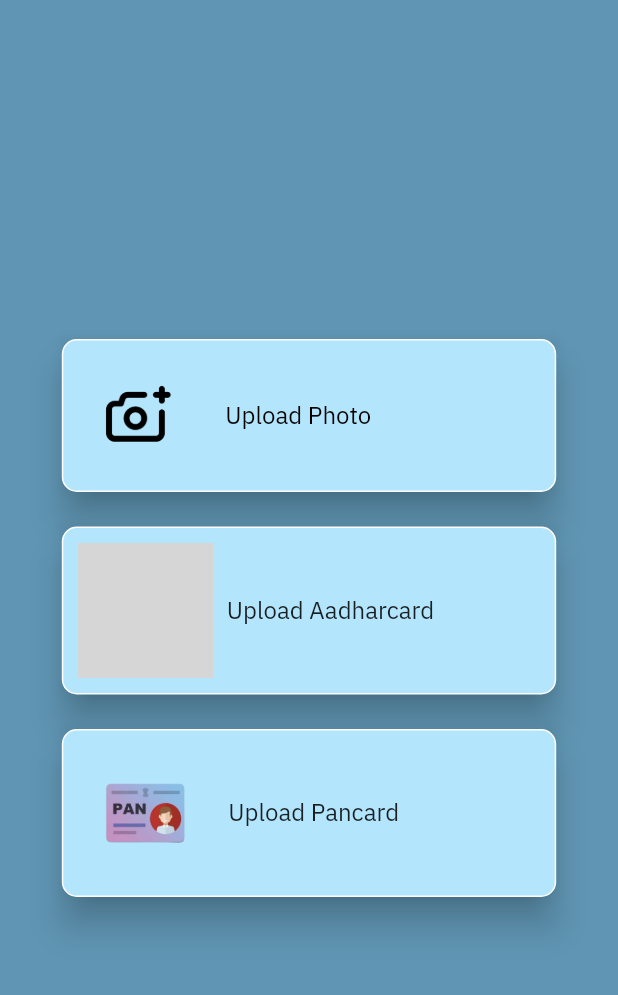
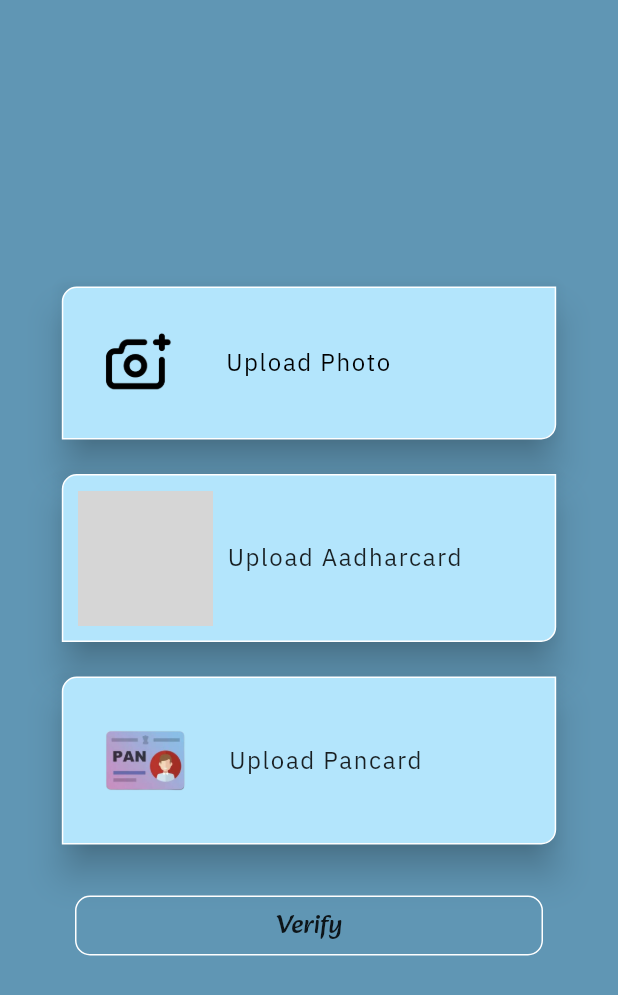
Before and after one commit to theshubh007/djcsi_code-smasher, a Flutter app: the HomePage screen opened directly, on a phone screen of 412 x 824 dp. Shown: the top 995 px of the screen. Run offline on Flutter 3.47's test engine with Material 2 defaults, Android fonts, the light colour scheme and no system bars; our stand-ins replace action_slider, cloud_firestore, firebase_auth, firebase_core, google_sign_in, image_picker and 3 more; missing offline and left inert: dart:ffi; accounts and stored records are empty; network calls fail; grey boxes are pictures that could not be loaded.

Commit message:
Add verify button

```diff
--- a/lib/screen/home_page.dart
+++ b/lib/screen/home_page.dart
@@ -1,4 +1,5 @@
 import 'dart:ffi';
+import 'dart:io';
 import 'package:flutter/material.dart';
 import 'package:image_picker/image_picker.dart';
 import 'package:permission_handler/permission_handler.dart';
@@ -11,6 +12,41 @@ class HomePage extends StatefulWidget {
 }
 
 class _HomePageState extends State<HomePage> {
+  final formKey = GlobalKey<FormState>();
+
+  final TextEditingController _nameController = TextEditingController();
+  final TextEditingController _adharController = TextEditingController();
+  final TextEditingController _experienceController = TextEditingController();
+  final TextEditingController _experticeController = TextEditingController();
+  final TextEditingController _pancardController = TextEditingController();
+
+  File? img;
+  final ImagePicker _picker = ImagePicker();
+  Future imgFromGallery() async {
+    await Permission.photos.request();
+    var permissionstatus = await Permission.photos.status;
+
+    if (permissionstatus.isGranted) {
+      final pickedFile = await _picker.pickImage(source: ImageSource.gallery);
+      setState(() {
+        if (pickedFile != null) {
+          img = File(pickedFile.path);
+        } else {
+          print('No image selected.');
+        }
+      });
+    } else {
+      print('Grant Permission and try again');
+    }
+  }
+
+  void clearcontroller() {
+    _nameController.clear();
+    _adharController.clear();
+    _experienceController.clear();
+    _experticeController.clear();
+    _pancardController.clear();
+  }
   @override
   final ImagePicker picker = ImagePicker();
   Widget build(BuildContext context) {
@@ -19,6 +55,8 @@ class _HomePageState extends State<HomePage> {
       backgroundColor: Color(0xff6096B4),
       body: SafeArea(
         child: Center(
+          child: SingleChildScrollView(
+            scrollDirection: Axis.vertical,
             child: Column(
               mainAxisAlignment: MainAxisAlignment.center,
               children: [
@@ -36,7 +74,7 @@ class _HomePageState extends State<HomePage> {
                         padding: EdgeInsets.all(10),
                         decoration: BoxDecoration(
                             color: Colors.lightBlue.shade100,
-                          borderRadius: BorderRadius.all(Radius.circular(10)),
+                            borderRadius: BorderRadius.only(topLeft :Radius.circular(10), bottomRight: Radius.circular(10)),
                             border: Border.all(color: Colors.white)
                         ),
                         child: Row(
@@ -44,7 +82,7 @@ class _HomePageState extends State<HomePage> {
                           children: [
                             Image.asset("assets/addPhoto.png", height: 80, color: Colors.black,),
                             SizedBox(width: 18,),
-                          Text("Upload Photo", style: TextStyle(fontSize: 16, color: Colors.black, fontFamily: "Anuphan"),),
+                            Text("Upload Photo", style: TextStyle(fontSize: 16, color: Colors.black, fontFamily: "Anuphan",  letterSpacing: 1.1),),
                           ],
                         )
                     ),
@@ -68,7 +106,7 @@ class _HomePageState extends State<HomePage> {
                         padding: EdgeInsets.all(10),
                         decoration: BoxDecoration(
                             color: Colors.lightBlue.shade100,
-                        borderRadius: BorderRadius.all(Radius.circular(10)),
+                          borderRadius: BorderRadius.only(topLeft :Radius.circular(10), bottomRight: Radius.circular(10)),
                           border: Border.all(color: Colors.white)
                         ),
                         child: Row(
@@ -76,7 +114,7 @@ class _HomePageState extends State<HomePage> {
                           children: [
                             Image.asset("assets/aadharCard.png", height: 90),
                             SizedBox(width: 9,),
-                          Text("Upload Aadharcard ", style: TextStyle(fontSize: 16, fontFamily: "Anuphan"),),
+                            Text("Upload Aadharcard ", style: TextStyle(fontSize: 16, fontFamily: "Anuphan",  letterSpacing: 1.1),),
                           ],
                         )
                     ),
@@ -100,7 +138,7 @@ class _HomePageState extends State<HomePage> {
                       padding: EdgeInsets.all(10),
                       decoration: BoxDecoration(
                           color: Colors.lightBlue.shade100,
-                      borderRadius: BorderRadius.all(Radius.circular(10)),
+                        borderRadius: BorderRadius.only(topLeft :Radius.circular(10), bottomRight: Radius.circular(10)),
                           border: Border.all(color: Colors.white)
                       ),
                       child: Row(
@@ -108,13 +146,29 @@ class _HomePageState extends State<HomePage> {
                         children: [
                           Image.asset("assets/panCard.png", height: 90),
                           SizedBox(width: 10,),
-                        Text("Upload Pancard", style: TextStyle(fontSize: 16, fontFamily: "Anuphan"),),
+                          Text("Upload Pancard", style: TextStyle(fontSize: 16, fontFamily: "Anuphan", letterSpacing: 1.1),),
                         ],
                       )
                     ),
                   ),
                 ),
+                Padding(padding: EdgeInsets.only(top: 30, right: 50, left: 50),
+                child: InkWell(
+                  onTap: (){},
+                  child: Container(
+                    decoration: BoxDecoration(
+                        borderRadius: BorderRadius.all(Radius.circular(10)),
+                        border: Border.all(color: Colors.white)
+                    ),
+                    alignment: Alignment.center,
+                    height: 40,
+                    width: width,
+                    child: Text("Verify", style: TextStyle(fontSize: 18, fontFamily: "Alkatra"),),
+                  ),
+                ),
+                )
               ],
+            ),
           ),
         )
       ),
```
Also changed, not shown: pubspec.yaml (+4 -3 lines), fonts/Alkatra-VariableFont_wght.ttf (added). Lines whose indentation alone changed are shown as unchanged.
